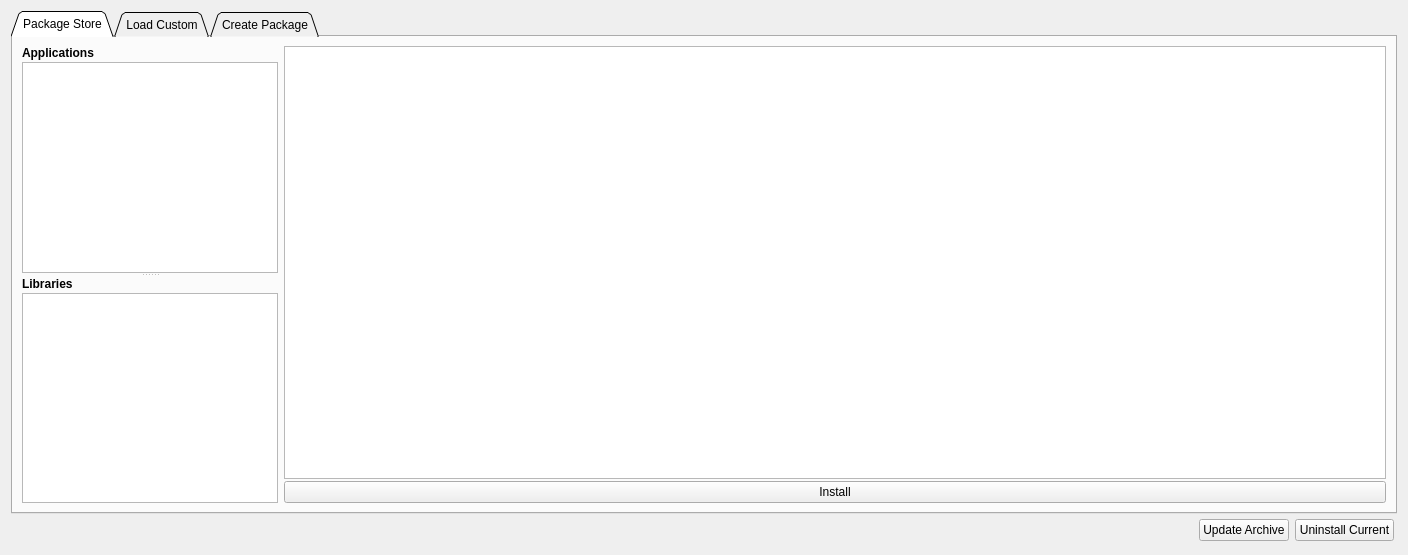
The window that pages/pagevescpackage.ui (vedderb/vesc_tool) describes before a commit, drawn with Qt 5.
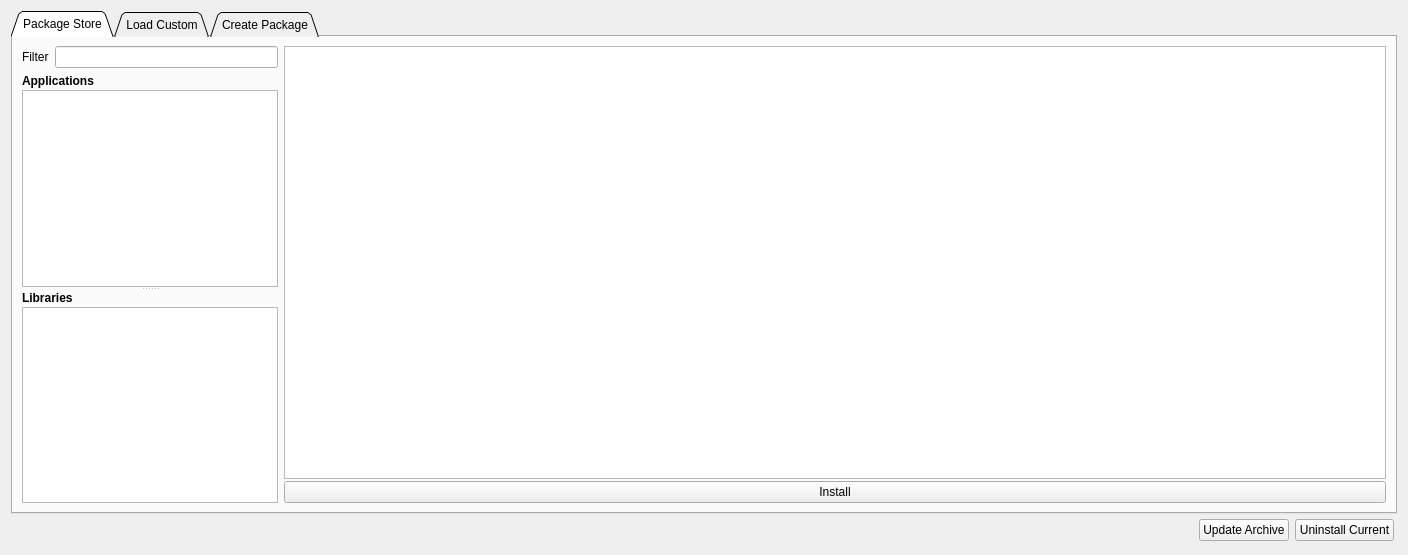
The same window after the commit. Icons and pictures are not drawn. Custom widgets are drawn as their Qt base class.

Commit message: Added filter to package store

Patch:
```diff
--- a/pages/pagevescpackage.ui
+++ b/pages/pagevescpackage.ui
@@ -38,8 +38,37 @@
       <attribute name="title">
        <string>Package Store</string>
       </attribute>
+      <layout class="QHBoxLayout" name="horizontalLayout_8" stretch="0,1">
+       <item>
+        <layout class="QVBoxLayout" name="verticalLayout_7">
+         <item>
       <layout class="QHBoxLayout" name="horizontalLayout_6">
        <item>
+            <widget class="QLabel" name="label_4">
+             <property name="sizePolicy">
+              <sizepolicy hsizetype="Minimum" vsizetype="Preferred">
+               <horstretch>0</horstretch>
+               <verstretch>0</verstretch>
+              </sizepolicy>
+             </property>
+             <property name="text">
+              <string>Filter</string>
+             </property>
+            </widget>
+           </item>
+           <item>
+            <widget class="QLineEdit" name="filterEdit">
+             <property name="sizePolicy">
+              <sizepolicy hsizetype="MinimumExpanding" vsizetype="Fixed">
+               <horstretch>0</horstretch>
+               <verstretch>0</verstretch>
+              </sizepolicy>
+             </property>
+            </widget>
+           </item>
+          </layout>
+         </item>
+         <item>
         <widget class="QSplitter" name="splitter">
          <property name="orientation">
           <enum>Qt::Vertical</enum>
@@ -103,6 +132,8 @@
           </layout>
          </widget>
         </widget>
+         </item>
+        </layout>
        </item>
        <item>
         <layout class="QVBoxLayout" name="verticalLayout_4">
```
Left out of the diff: 10 changed lines with no effect on the pictures. Lines whose indentation alone changed are shown as unchanged. The commit also changes 4 other files.
